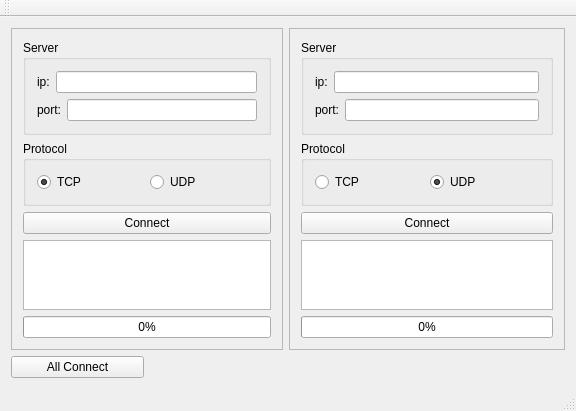
Old version of the form ncclientwindow.ui in the repository jhgao/ncclient.
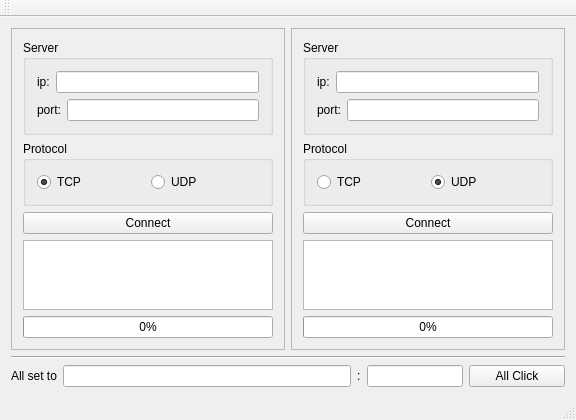
New version of the form. Custom widgets are drawn as their Qt base class.

```diff
--- a/ncclientwindow.ui
+++ b/ncclientwindow.ui
@@ -7,7 +7,7 @@
     <x>0</x>
     <y>0</y>
     <width>576</width>
-    <height>392</height>
+    <height>401</height>
    </rect>
   </property>
   <property name="windowTitle">
@@ -15,103 +15,38 @@
   </property>
   <widget class="QWidget" name="centralWidget">
    <layout class="QGridLayout" name="gridLayout">
-    <item row="0" column="2">
-     <widget class="QFrame" name="frame_2">
-      <property name="frameShape">
-       <enum>QFrame::StyledPanel</enum>
-      </property>
-      <property name="frameShadow">
-       <enum>QFrame::Raised</enum>
-      </property>
-      <layout class="QVBoxLayout" name="verticalLayout_3">
-       <item>
-        <widget class="QGroupBox" name="groupBox_server_2">
-         <property name="title">
-          <string>Server</string>
-         </property>
-         <layout class="QVBoxLayout" name="verticalLayout_4">
-          <item>
-           <layout class="QHBoxLayout" name="horizontalLayout_4">
-            <item>
-             <widget class="QLabel" name="label_serverAddr_2">
-              <property name="text">
-               <string>ip:</string>
-              </property>
-             </widget>
-            </item>
-            <item>
-             <widget class="QLineEdit" name="lineEdit_serverAddr_2"/>
-            </item>
-           </layout>
-          </item>
-          <item>
-           <layout class="QHBoxLayout" name="horizontalLayout_5">
-            <item>
-             <widget class="QLabel" name="label_serverPort_2">
-              <property name="text">
-               <string>port:</string>
-              </property>
-             </widget>
-            </item>
-            <item>
-             <widget class="QLineEdit" name="lineEdit_serverPort_2"/>
-            </item>
-           </layout>
-          </item>
-         </layout>
-        </widget>
-       </item>
-       <item>
-        <widget class="QGroupBox" name="groupBox_protocol_2">
-         <property name="title">
-          <string>Protocol</string>
-         </property>
-         <layout class="QHBoxLayout" name="horizontalLayout_6">
-          <item>
-           <widget class="QRadioButton" name="radioButton_protocol_TCP_2">
-            <property name="text">
-             <string>TCP</string>
-            </property>
-           </widget>
-          </item>
-          <item>
-           <widget class="QRadioButton" name="radioButton_protocol_UDP_2">
-            <property name="text">
-             <string>UDP</string>
-            </property>
-            <property name="checked">
-             <bool>true</bool>
-            </property>
-           </widget>
-          </item>
-         </layout>
-        </widget>
-       </item>
-       <item>
-        <widget class="QPushButton" name="pushButton_linkServer_2">
-         <property name="text">
-          <string>Connect</string>
-         </property>
-        </widget>
-       </item>
-       <item>
-        <widget class="RcvProgressView" name="graphicsView_2">
-         <property name="alignment">
-          <set>Qt::AlignLeading|Qt::AlignLeft|Qt::AlignTop</set>
-         </property>
-        </widget>
-       </item>
-       <item>
-        <widget class="QProgressBar" name="progressBar_2">
-         <property name="value">
-          <number>0</number>
-         </property>
-        </widget>
-       </item>
-      </layout>
-     </widget>
+    <item row="2" column="0" colspan="2">
+     <layout class="QHBoxLayout" name="horizontalLayout_7" stretch="0,3,0,1,1">
+      <item>
+       <widget class="QLabel" name="label">
+        <property name="text">
+         <string>All set to</string>
+        </property>
+       </widget>
+      </item>
+      <item>
+       <widget class="QLineEdit" name="lineEdit_serverAddr_all"/>
+      </item>
+      <item>
+       <widget class="QLabel" name="label_2">
+        <property name="text">
+         <string>:</string>
+        </property>
+       </widget>
+      </item>
+      <item>
+       <widget class="QLineEdit" name="lineEdit_serverPort_all"/>
+      </item>
+      <item>
+       <widget class="QPushButton" name="pushButton_all_connect">
+        <property name="text">
+         <string>All Click</string>
+        </property>
+       </widget>
+      </item>
+     </layout>
     </item>
-    <item row="0" column="0" colspan="2">
+    <item row="0" column="0">
      <widget class="QFrame" name="frame">
       <property name="frameShape">
        <enum>QFrame::StyledPanel</enum>
@@ -207,10 +142,106 @@
       </layout>
      </widget>
     </item>
-    <item row="1" column="0">
-     <widget class="QPushButton" name="pushButton_all_connect">
-      <property name="text">
-       <string>All Connect</string>
+    <item row="0" column="1">
+     <widget class="QFrame" name="frame_2">
+      <property name="frameShape">
+       <enum>QFrame::StyledPanel</enum>
+      </property>
+      <property name="frameShadow">
+       <enum>QFrame::Raised</enum>
+      </property>
+      <layout class="QVBoxLayout" name="verticalLayout_3">
+       <item>
+        <widget class="QGroupBox" name="groupBox_server_2">
+         <property name="title">
+          <string>Server</string>
+         </property>
+         <layout class="QVBoxLayout" name="verticalLayout_4">
+          <item>
+           <layout class="QHBoxLayout" name="horizontalLayout_4">
+            <item>
+             <widget class="QLabel" name="label_serverAddr_2">
+              <property name="text">
+               <string>ip:</string>
+              </property>
+             </widget>
+            </item>
+            <item>
+             <widget class="QLineEdit" name="lineEdit_serverAddr_2"/>
+            </item>
+           </layout>
+          </item>
+          <item>
+           <layout class="QHBoxLayout" name="horizontalLayout_5">
+            <item>
+             <widget class="QLabel" name="label_serverPort_2">
+              <property name="text">
+               <string>port:</string>
+              </property>
+             </widget>
+            </item>
+            <item>
+             <widget class="QLineEdit" name="lineEdit_serverPort_2"/>
+            </item>
+           </layout>
+          </item>
+         </layout>
+        </widget>
+       </item>
+       <item>
+        <widget class="QGroupBox" name="groupBox_protocol_2">
+         <property name="title">
+          <string>Protocol</string>
+         </property>
+         <layout class="QHBoxLayout" name="horizontalLayout_6">
+          <item>
+           <widget class="QRadioButton" name="radioButton_protocol_TCP_2">
+            <property name="text">
+             <string>TCP</string>
+            </property>
+           </widget>
+          </item>
+          <item>
+           <widget class="QRadioButton" name="radioButton_protocol_UDP_2">
+            <property name="text">
+             <string>UDP</string>
+            </property>
+            <property name="checked">
+             <bool>true</bool>
+            </property>
+           </widget>
+          </item>
+         </layout>
+        </widget>
+       </item>
+       <item>
+        <widget class="QPushButton" name="pushButton_linkServer_2">
+         <property name="text">
+          <string>Connect</string>
+         </property>
+        </widget>
+       </item>
+       <item>
+        <widget class="RcvProgressView" name="graphicsView_2">
+         <property name="alignment">
+          <set>Qt::AlignLeading|Qt::AlignLeft|Qt::AlignTop</set>
+         </property>
+        </widget>
+       </item>
+       <item>
+        <widget class="QProgressBar" name="progressBar_2">
+         <property name="value">
+          <number>0</number>
+         </property>
+        </widget>
+       </item>
+      </layout>
+     </widget>
+    </item>
+    <item row="1" column="0" colspan="2">
+     <widget class="Line" name="line">
+      <property name="orientation">
+       <enum>Qt::Horizontal</enum>
       </property>
      </widget>
     </item>
```
Left out of the diff: 2 changed lines with no effect on the pictures.
